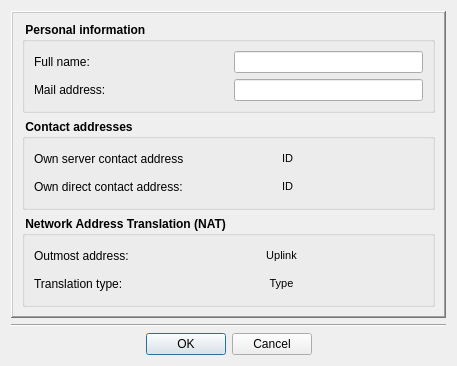
Homer-Conferencing/Homer-Conferencing, file Homer/forms/IdentityDialog.ui: the form before one commit.
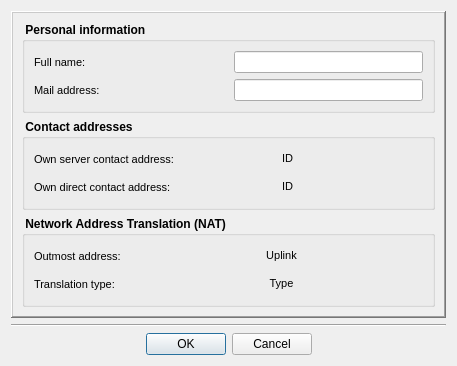
The form after the commit. Icons and pictures are not drawn.

Commit message: - GUI: usability and optical improvements

The edit to the form file:
```diff
--- a/Homer/forms/IdentityDialog.ui
+++ b/Homer/forms/IdentityDialog.ui
@@ -89,6 +89,7 @@
              </property>
              <property name="font">
               <font>
+               <pointsize>8</pointsize>
                <weight>50</weight>
                <bold>false</bold>
               </font>
@@ -164,6 +165,7 @@
              </property>
              <property name="font">
               <font>
+               <pointsize>8</pointsize>
                <weight>50</weight>
                <bold>false</bold>
               </font>
@@ -254,6 +256,7 @@
              </property>
              <property name="font">
               <font>
+               <pointsize>8</pointsize>
                <weight>50</weight>
                <bold>false</bold>
               </font>
@@ -378,6 +381,7 @@
              </property>
              <property name="font">
               <font>
+               <pointsize>8</pointsize>
                <weight>50</weight>
                <bold>false</bold>
               </font>
@@ -517,6 +521,7 @@
              </property>
              <property name="font">
               <font>
+               <pointsize>8</pointsize>
                <weight>50</weight>
                <bold>false</bold>
               </font>
@@ -587,6 +592,7 @@
              </property>
              <property name="font">
               <font>
+               <pointsize>8</pointsize>
                <weight>50</weight>
                <bold>false</bold>
               </font>
```
Left out of the diff: 5 changed lines with no effect on the pictures. The commit also changes 2 other files.
